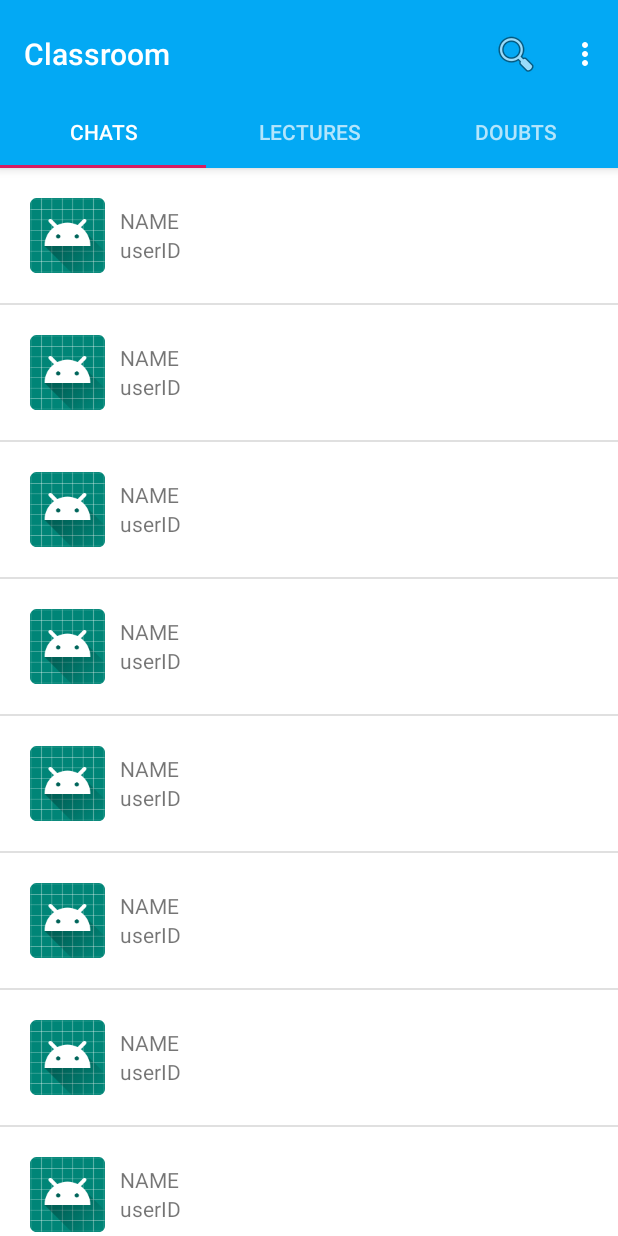
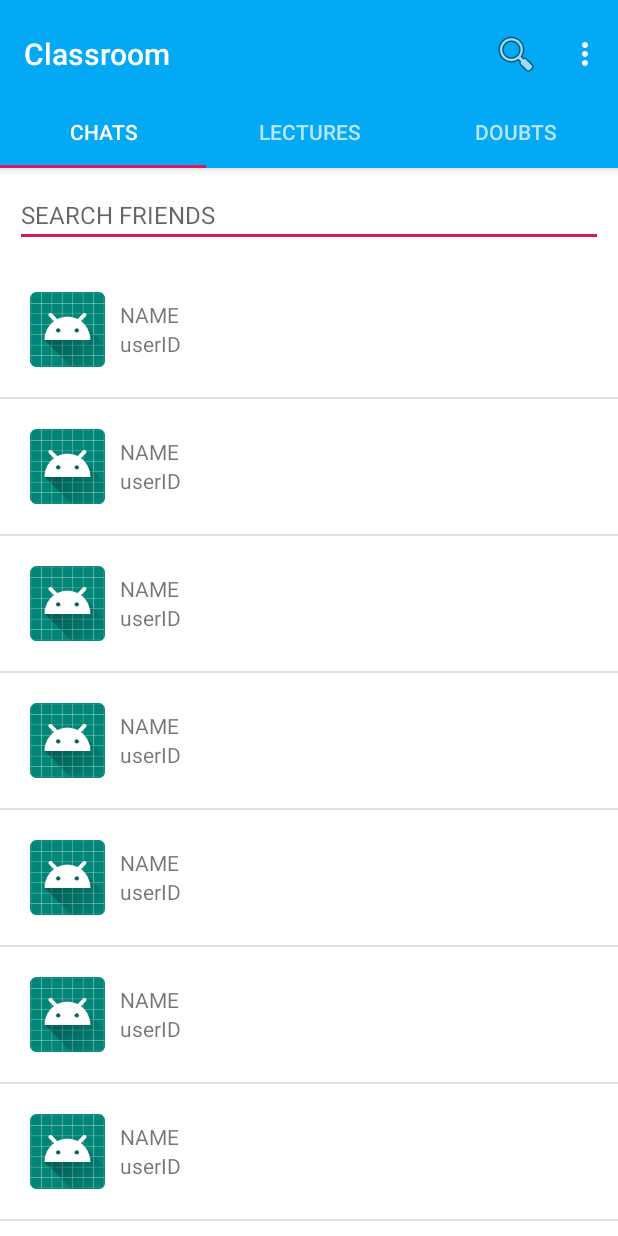
Before and after one commit to rockeypandit/classroom, an Android app: the screen it shows after launch once a user with an empty profile is signed in (MainActivity), on a phone screen of 412 x 824 dp. Run offline under Robolectric (Android 15) with nearby library versions, the phone set to English and light mode, and no system bars; our stand-ins replace Firebase (no records; nobody signed in at launch, a user with empty details on screens opened directly), Picasso; pictures from the network do not load; 3 statements that could not run were skipped.

```diff
--- a/app/src/main/java/com/example/classroom/Chats.java
+++ b/app/src/main/java/com/example/classroom/Chats.java
@@ -28,11 +28,13 @@ import java.util.List;
 import java.util.Map;
 
 public class Chats extends Fragment {
+    FirebaseFirestore db;
+    DocumentSnapshot document;
+    DocumentSnapshot myFriendList;
 
-    DocumentSnapshot document;
     String currentUserId;
     boolean flag;
-    Map<String, Object> documentData;
+    Map<String, Object> documentData,mapFriendList;
     String temp;
     String[] arr1;
     String[] arr2 = new String[2];
@@ -60,14 +62,13 @@ public class Chats extends Fragment {
         //mDatabase.child("User").child("Chat").setValue("data");
 
 
-        FirebaseFirestore db = FirebaseFirestore.getInstance();
+        db = FirebaseFirestore.getInstance();
 
         Map<String, Object> data = new HashMap<>();
         data.put(currentUserId, "hi");
         // db.collection("USERS").add(data);
         DocumentReference chatId = db.collection("USERS").document("Chat").collection("PersonalChats").document();
-
-
+        final DocumentReference docFriendList = db.collection("USERS").document("userNames");
         mRecyclerView = view.findViewById(R.id.recyclerView);
         mRecyclerView.setNestedScrollingEnabled(false);
         mRecyclerView.setHasFixedSize(true);
@@ -113,7 +114,7 @@ public class Chats extends Fragment {
             public void onComplete(@NonNull Task<DocumentSnapshot> task) {
                 if (task.isSuccessful()) {
 
-                    document = task.getResult();
+                     document = task.getResult();
                     documentData = document.getData();
                     Log.i("DOCUMENT DATA", documentData.toString());
                     String[] listArr = documentData.toString().split(",");
@@ -132,7 +133,7 @@ public class Chats extends Fragment {
 //                            }
 
                             arr1[0] = arr1[0].replaceAll("\\{", " ");
-                            Log.i("Final usernames 0", arr1[0]);
+                          //  Log.i("Final usernames 0", arr1[0]);
 
 
                             arr1[1] = arr1[1].replaceAll("\\}", " ");
@@ -153,11 +154,18 @@ public class Chats extends Fragment {
                         }
                         if (arr2[0] != null && temp != arr2[0]) {
                             temp = arr2[0];
+                            if (!(arr2[0].equals(currentUserId)))
+                            {
                             friendList.add(arr2[0]);
+                            }
                         }
 
 
                     }
+
+
+
+
 
 
                     //  Log.i("VALUES",listArr[i]);
@@ -178,9 +186,54 @@ public class Chats extends Fragment {
 
                     //Log.i("FRIENDS",friendList.get(0));
 
-                    for (int i = 0; i < friendList.size(); i++) {
-                        Log.i("FRIENDS", friendList.get(i));
-                    }
+//
+//                    docFriendList.get().addOnCompleteListener(new OnCompleteListener<DocumentSnapshot>() {
+//                        @Override
+//                        public void onComplete(@NonNull Task<DocumentSnapshot> task) {
+//                            if (task.isSuccessful()) {
+//                                myFriendList = task.getResult();
+//                                mapFriendList=myFriendList.getData();
+//                                if (myFriendList.exists()) {
+//
+//                                    Log.i("error", myFriendList.getData().toString());
+//
+//                                } else {
+//                                    Log.i("error", "No such document");
+//                                }
+//                            } else {
+//                                Log.d("GETTING", "get failed with ", task.getException());
+//                            }
+//
+//                    }}).addOnFailureListener(new OnFailureListener() {
+//                        @Override
+//                        public void onFailure(@NonNull Exception e) {
+//                            Log.i("GETTING error", "get failed with " + e.getMessage() );
+//                        }
+//                    });
+
+
+
+
+
+
+
+
+
+
+
+
+
+
+
+
+
+
+
+
+
+                   // resultsChats.add()
+
+
 
 
                     if (document.exists()) {
@@ -192,6 +245,44 @@ public class Chats extends Fragment {
                 }
             }
         });
+
+
+        DocumentReference docRef = db.collection("USERS").document("userNames");
+        docRef.get().addOnCompleteListener(new OnCompleteListener<DocumentSnapshot>() {
+            @Override
+            public void onComplete(@NonNull Task<DocumentSnapshot> task) {
+                if (task.isSuccessful()) {
+                    DocumentSnapshot document = task.getResult();
+                    if (document.exists()) {
+                        myFriendList = document;
+                        document.get("Togo6iDmMBRNNqZqMvzFKxoyI9a2");
+                        Log.d("my DATA", "DocumentSnapshot data: " + document.get("Togo6iDmMBRNNqZqMvzFKxoyI9a2"));
+                    } else {
+                        Log.d("ERROR", "No such document");
+                    }
+                } else {
+                    Log.d("ERROR", "get failed with ", task.getException());
+                }
+            }
+        });
+
+
+
+       // Map<String , Object> mapFriend = new HashMap<>();
+        for (int i = 0; i < friendList.size(); i++) {
+
+          //  resultsChats.add(myFriendList.get(friendList.get(i)).toString());
+            //friendList.add(myFriendList.get())
+            Log.i("FRIENDS",myFriendList.get(friendList.get(i)).toString());
+//                        Log.i("FRIENDS", myFriendList.toString());
+
+            // mapFriend = myFriendList.getData();
+            // Log.i("FRIENDS",myFriendList.get("ajzCuGB2fobxxGLsvJuvRUK8YQ92").toString());
+
+
+            //   Log.i("FRIENDS", myFriendList.get(friendList.get(i)).toString());
+        }
+
 
         //AFTER SEARCH ITEM CLICKED
 
--- a/app/src/main/res/layout/activity_personal_chat.xml
+++ b/app/src/main/res/layout/activity_personal_chat.xml
@@ -37,6 +37,12 @@
             android:layout_height="wrap_content"
             android:hint="Message"
             android:id="@+id/message"/>
+        <Button
+            android:layout_weight="0.3"
+            android:layout_width="0dp"
+            android:layout_height="wrap_content"
+            android:text="file"
+            android:id="@+id/attach"/>
 
         <Button
             android:layout_weight="0.3"
--- a/app/src/main/res/layout/activity_register.xml
+++ b/app/src/main/res/layout/activity_register.xml
@@ -68,7 +68,7 @@
                 android:layout_width="match_parent"
                 android:layout_height="wrap_content"
                 android:layout_marginTop="10dp"
-                android:id="@+id/standard"/>
+                android:id="@+id/user"/>
 
 
 
--- a/app/src/main/res/layout/chat.xml
+++ b/app/src/main/res/layout/chat.xml
@@ -6,9 +6,22 @@
     android:orientation="vertical"
     android:layout_height="match_parent"
     tools:context=".Chats">
+    <EditText
+        android:layout_width="match_parent"
+        android:layout_height="wrap_content"
+        android:textSize="16sp"
+        android:maxLines="1"
+        android:inputType="text"
+        android:layout_margin="10dp"
+        android:layout_marginBottom="-10dp"
+        android:hint="SEARCH FRIENDS"
+        android:id="@+id/editSearch"/>
     <android.support.v4.widget.NestedScrollView
         android:layout_width="match_parent"
         android:layout_height="match_parent">
+
+
+
         <android.support.v7.widget.RecyclerView
             android:layout_width="match_parent"
             android:layout_height="wrap_content"
```
Also changed, not shown: app/src/main/java/com/example/classroom/Register.java (+8 -10 lines).
